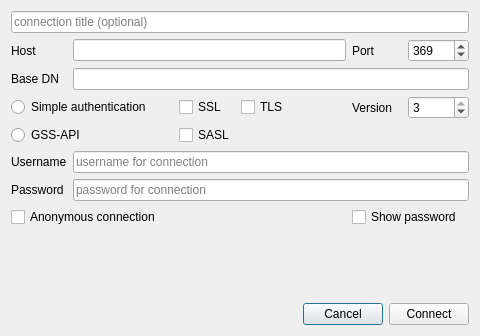
This is editor/connectiondialog.ui in Shcherbich/QLdapEditor as Qt 5 draws it before an edit. The edited form follows.
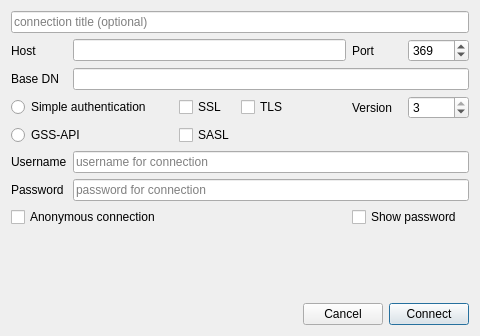
This is the edited form.

What changed in the file:
```diff
--- a/editor/connectiondialog.ui
+++ b/editor/connectiondialog.ui
@@ -224,7 +224,7 @@
         <string>Cancel</string>
        </property>
        <property name="default">
-        <bool>true</bool>
+        <bool>false</bool>
        </property>
       </widget>
      </item>
@@ -236,6 +236,9 @@
        <property name="autoDefault">
         <bool>false</bool>
        </property>
+       <property name="default">
+        <bool>true</bool>
+       </property>
       </widget>
      </item>
     </layout>
```
